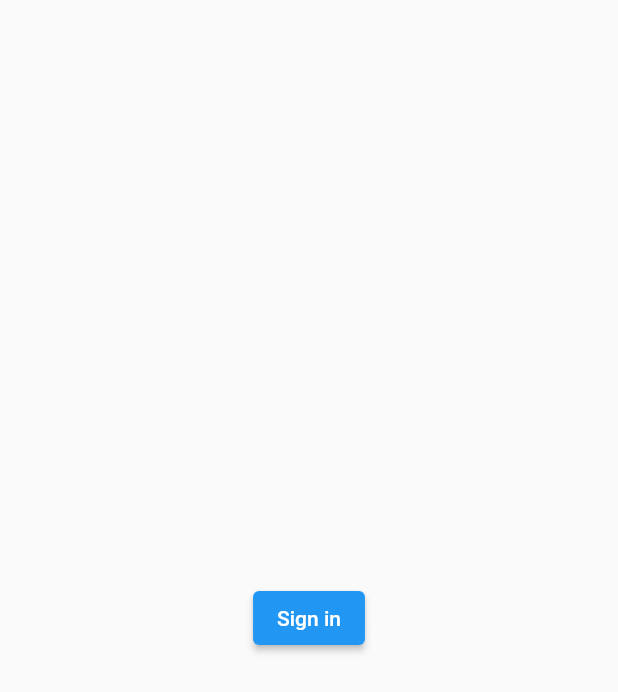
After one commit to ahmad-amhan/weight_application_repository, a Flutter app: the screen it shows after launch, after a tap on "Sign in", after a tap on "Sign Out", on a phone screen of 412 x 824 dp. The commit adds this screen. Shown: the top 692 px of the screen. Run offline on Flutter 3.47's test engine with Material 2 defaults, Android fonts, the phone set to English and light mode, and no system bars; our stand-ins replace cloud_firestore, equatable, firebase_auth, firebase_core, flutter_bloc, get_it; accounts and stored records are empty; network calls fail.

Commit message:
latest version after adding login and signout

```diff
--- /dev/null
+++ b/lib/Auth/data/datasource/auth_remote_datasource.dart
@@ -0,0 +1,27 @@
+import 'package:firebase_auth/firebase_auth.dart';
+import 'package:flutter/foundation.dart';
+
+abstract class BaseAuthRemoteDataSource {
+  Future<void> signIn();
+  Future<void> signOut();
+}
+
+class AuthRemoteDataSource implements BaseAuthRemoteDataSource {
+  @override
+  Future<void> signIn() async {
+    try {
+      await FirebaseAuth.instance.signInAnonymously();
+    } on FirebaseException catch (e) {
+      if (kDebugMode) {
+        print("Faild with error '${e.code} : ${e.message}");
+      }
+    } catch (e) {
+      throw Exception(e.toString());
+    }
+  }
+
+  @override
+  Future<void> signOut() async {
+    await FirebaseAuth.instance.signOut();
+  }
+}
--- /dev/null
+++ b/lib/Auth/data/repository/auth_repository.dart
@@ -0,0 +1,16 @@
+import 'package:weight_tracker/Auth/data/datasource/auth_remote_datasource.dart';
+import 'package:weight_tracker/Auth/domain/repository/base_auth_repository.dart';
+
+class AuthRepository implements BaseAuthRepository {
+  final BaseAuthRemoteDataSource baseAuthRemoteDataSource;
+  AuthRepository(this.baseAuthRemoteDataSource);
+  @override
+  Future<void> signIn() async {
+    await baseAuthRemoteDataSource.signIn();
+  }
+
+  @override
+  Future<void> signOut() async {
+    await baseAuthRemoteDataSource.signOut();
+  }
+}
--- /dev/null
+++ b/lib/Auth/domain/repository/base_auth_repository.dart
@@ -0,0 +1,4 @@
+abstract class BaseAuthRepository {
+  Future<void> signIn();
+  Future<void> signOut();
+}
--- /dev/null
+++ b/lib/Auth/domain/usecases/auth_usecase.dart
@@ -0,0 +1,13 @@
+import 'package:weight_tracker/Auth/domain/repository/base_auth_repository.dart';
+
+class AuthUseCase {
+  final BaseAuthRepository baseAuthRepository;
+  AuthUseCase(this.baseAuthRepository);
+  Future<void> signIn() async {
+    return await (baseAuthRepository.signIn());
+  }
+
+  Future<void> signOut() async {
+    return await (baseAuthRepository.signIn());
+  }
+}
--- /dev/null
+++ b/lib/Auth/presentaion/bloc/auth_bloc.dart
@@ -0,0 +1,28 @@
+import 'package:flutter_bloc/flutter_bloc.dart';
+import 'package:weight_tracker/Auth/domain/usecases/auth_usecase.dart';
+import 'package:weight_tracker/Auth/presentaion/bloc/auth_event.dart';
+import 'package:weight_tracker/Auth/presentaion/bloc/auth_state.dart';
+
+class AuthBloc extends Bloc<AuthEvent, AuthState> {
+  final AuthUseCase authUseCase;
+  AuthBloc(this.authUseCase) : super(InitialState()) {
+    on<SignIn>((event, emit) async {
+      emit(AuthLoading());
+      try {
+        await authUseCase.signIn();
+        emit(Authenticated());
+      } catch (e) {
+        emit(AuthError(e.toString()));
+      }
+    });
+    on<SignOut>((event, emit) async {
+      emit(AuthLoading());
+      try {
+        await authUseCase.signOut();
+        emit(UnAuthenticated());
+      } catch (e) {
+        emit(AuthError(e.toString()));
+      }
+    });
+  }
+}
--- /dev/null
+++ b/lib/Auth/presentaion/bloc/auth_event.dart
@@ -0,0 +1,15 @@
+import 'package:equatable/equatable.dart';
+
+abstract class AuthEvent extends Equatable {
+  const AuthEvent();
+  @override
+  List<Object> get props => [];
+}
+
+class SignIn extends AuthEvent {
+  const SignIn();
+}
+
+class SignOut extends AuthEvent {
+  const SignOut();
+}
--- /dev/null
+++ b/lib/Auth/presentaion/bloc/auth_state.dart
@@ -0,0 +1,33 @@
+import 'package:equatable/equatable.dart';
+import 'package:flutter/material.dart';
+
+@immutable
+abstract class AuthState extends Equatable {}
+
+class InitialState extends AuthState {
+  @override
+  List<Object?> get props => [];
+}
+
+class AuthLoading extends AuthState {
+  @override
+  List<Object?> get props => [];
+}
+
+class Authenticated extends AuthState {
+  @override
+  List<Object?> get props => [];
+}
+
+class UnAuthenticated extends AuthState {
+  @override
+  List<Object?> get props => [];
+}
+
+class AuthError extends AuthState {
+  final String error;
+
+  AuthError(this.error);
+  @override
+  List<Object?> get props => [error];
+}
--- /dev/null
+++ b/lib/Auth/presentaion/pages/sign_in_page.dart
@@ -0,0 +1,21 @@
+import 'package:flutter/material.dart';
+import 'package:flutter_bloc/flutter_bloc.dart';
+import 'package:weight_tracker/Auth/presentaion/bloc/auth_bloc.dart';
+import 'package:weight_tracker/Auth/presentaion/bloc/auth_event.dart';
+
+class SignInPage extends StatelessWidget {
+  const SignInPage({super.key});
+
+  @override
+  Widget build(BuildContext context) {
+    return Scaffold(
+      body: Center(
+          child: ElevatedButton(
+        onPressed: () {
+          BlocProvider.of<AuthBloc>(context).add(const SignIn());
+        },
+        child: const Text('Sign in'),
+      )),
+    );
+  }
+}
--- a/lib/core/services/services_locator.dart
+++ b/lib/core/services/services_locator.dart
@@ -1,8 +1,13 @@
 import 'package:get_it/get_it.dart';
+import 'package:weight_tracker/Auth/data/datasource/auth_remote_datasource.dart';
+import 'package:weight_tracker/Auth/data/repository/auth_repository.dart';
+import 'package:weight_tracker/Auth/domain/repository/base_auth_repository.dart';
+import 'package:weight_tracker/Auth/domain/usecases/auth_usecase.dart';
+import 'package:weight_tracker/Auth/presentaion/bloc/auth_bloc.dart';
 import 'package:weight_tracker/weights/data/datasource/remote_data_source.dart';
 import 'package:weight_tracker/weights/data/repository/weight_repository.dart';
 import 'package:weight_tracker/weights/domain/repository/base_weights_repository.dart';
-import 'package:weight_tracker/weights/domain/usecases/get_weights_usecase.dart';
+import 'package:weight_tracker/weights/domain/usecases/weights_usecase.dart';
 import 'package:weight_tracker/weights/presentation/blocs/weights_bloc/weights_bloc.dart';
 
 final servicesLocator = GetIt.instance;
@@ -12,13 +17,19 @@ class ServicesLocator {
     //Data Source
     servicesLocator
         .registerLazySingleton<BaseRemoteDataSource>(() => RemoteDataSource());
+    servicesLocator.registerLazySingleton<BaseAuthRemoteDataSource>(
+        () => AuthRemoteDataSource());
     //Repository
     servicesLocator.registerLazySingleton<BaseWeightsRepository>(
         () => WeightsRepository(servicesLocator()));
+    servicesLocator.registerLazySingleton<BaseAuthRepository>(
+        () => AuthRepository(servicesLocator()));
     //Use Cases
     servicesLocator
-        .registerLazySingleton(() => GetWeightsUseCase(servicesLocator()));
+        .registerLazySingleton(() => WeightsUseCase(servicesLocator()));
+    servicesLocator.registerLazySingleton(() => AuthUseCase(servicesLocator()));
     //Bloc
     servicesLocator.registerFactory(() => WeightsBloc(servicesLocator()));
+    servicesLocator.registerFactory(() => AuthBloc(servicesLocator()));
   }
 }
--- a/lib/main.dart
+++ b/lib/main.dart
@@ -1,6 +1,8 @@
 import 'package:flutter/material.dart';
 import 'package:firebase_core/firebase_core.dart';
 import 'package:flutter_bloc/flutter_bloc.dart';
+import 'package:weight_tracker/Auth/presentaion/bloc/auth_bloc.dart';
+import 'package:weight_tracker/Auth/presentaion/bloc/auth_state.dart';
 import 'package:weight_tracker/core/services/services_locator.dart';
 import 'package:weight_tracker/firebase_options.dart';
 import 'package:weight_tracker/weights/data/repository/weight_repository.dart';
@@ -27,9 +29,11 @@ class MyApp extends StatelessWidget {
         primarySwatch: Colors.blue,
       ),
       home: RepositoryProvider(
-        create: (context) => WeightsRepository(servicesLocator()),
-        child: const Home(),
-      ),
+          create: (context) => WeightsRepository(servicesLocator()),
+          child: BlocProvider(
+            create: (context) => AuthBloc(servicesLocator()),
+            child: const Home(),
+          )),
     );
   }
 }
--- a/lib/weights/domain/usecases/get_weights_usecase.dart
+++ b/lib/weights/domain/usecases/weights_usecase.dart
@@ -1,9 +1,9 @@
 import 'package:weight_tracker/weights/domain/entities/weight.dart';
 import 'package:weight_tracker/weights/domain/repository/base_weights_repository.dart';
 
-class GetWeightsUseCase {
+class WeightsUseCase {
   final BaseWeightsRepository baseWeightsRepository;
-  GetWeightsUseCase(this.baseWeightsRepository);
+  WeightsUseCase(this.baseWeightsRepository);
   Future<List<Weight>> get() async {
     return await (baseWeightsRepository.getWeights());
   }
--- a/lib/weights/presentation/blocs/weights_bloc/weights_bloc.dart
+++ b/lib/weights/presentation/blocs/weights_bloc/weights_bloc.dart
@@ -1,15 +1,15 @@
 import 'package:flutter_bloc/flutter_bloc.dart';
-import 'package:weight_tracker/weights/domain/usecases/get_weights_usecase.dart';
+import 'package:weight_tracker/weights/domain/usecases/weights_usecase.dart';
 import 'package:weight_tracker/weights/presentation/blocs/weights_bloc/weights_event.dart';
 import 'package:weight_tracker/weights/presentation/blocs/weights_bloc/weights_state.dart';
 
 class WeightsBloc extends Bloc<WeightsEvent, WeightsState> {
-  final GetWeightsUseCase getWeightsUseCase;
-  WeightsBloc(this.getWeightsUseCase) : super(InitialState()) {
+  final WeightsUseCase weightsUseCase;
+  WeightsBloc(this.weightsUseCase) : super(InitialState()) {
     on<GetWeightsEvent>((event, emit) async {
       emit(WeightsLoading());
       try {
-        final result = await getWeightsUseCase.get();
+        final result = await weightsUseCase.get();
         emit(WeightsLoaded(result));
       } catch (e) {
         emit(WeightError(e.toString()));
@@ -18,7 +18,7 @@ class WeightsBloc extends Bloc<WeightsEvent, WeightsState> {
     on<CreateEvent>((event, emit) async {
       emit(WeightAdding());
       try {
-        await getWeightsUseCase.create(note: event.note, weight: event.weight);
+        await weightsUseCase.create(note: event.note, weight: event.weight);
         emit(WeightAdded());
       } catch (e) {
         emit(WeightError(e.toString()));
@@ -27,7 +27,7 @@ class WeightsBloc extends Bloc<WeightsEvent, WeightsState> {
     on<DeleteWeightEvent>((event, emit) async {
       emit(WeightDeleting());
       try {
-        await getWeightsUseCase.delete(id: event.id);
+        await weightsUseCase.delete(id: event.id);
         emit(WeightDeleted());
       } catch (e) {
         emit(WeightError(e.toString()));
@@ -36,7 +36,7 @@ class WeightsBloc extends Bloc<WeightsEvent, WeightsState> {
     on<UpdateWeightEvent>((event, emit) async {
       emit(WeightUpdating());
       try {
-        await getWeightsUseCase.update(
+        await weightsUseCase.update(
             id: event.id, note: event.note, weight: event.weight);
         emit(WeightUpdated());
       } catch (e) {
--- a/lib/weights/presentation/pages/home_page.dart
+++ b/lib/weights/presentation/pages/home_page.dart
@@ -1,5 +1,8 @@
 import 'package:flutter/material.dart';
 import 'package:flutter_bloc/flutter_bloc.dart';
+import 'package:weight_tracker/Auth/presentaion/bloc/auth_bloc.dart';
+import 'package:weight_tracker/Auth/presentaion/bloc/auth_state.dart';
+import 'package:weight_tracker/Auth/presentaion/pages/sign_in_page.dart';
 import 'package:weight_tracker/core/services/services_locator.dart';
 import 'package:weight_tracker/weights/presentation/blocs/weights_bloc/weights_bloc.dart';
 import 'package:weight_tracker/weights/presentation/blocs/weights_bloc/weights_event.dart';
@@ -15,7 +18,10 @@ class Home extends StatelessWidget {
         create: (BuildContext context) =>
             servicesLocator<WeightsBloc>()..add(const GetWeightsEvent()),
         child: Scaffold(
-          body: BlocListener<WeightsBloc, WeightsState>(
+          body: BlocBuilder<AuthBloc, AuthState>(
+            builder: (context, state) {
+              if (state is Authenticated) {
+                return BlocListener<WeightsBloc, WeightsState>(
                     listener: (context, state) {
                   if (state is WeightAdded) {
                     ScaffoldMessenger.of(context).showSnackBar(const SnackBar(
@@ -54,7 +60,12 @@ class Home extends StatelessWidget {
                     }
                     return const WeightsPage();
                   },
-          )),
+                ));
+              } else {
+                return const SignInPage();
+              }
+            },
+          ),
         ));
   }
 }
--- a/lib/weights/presentation/pages/weights_page.dart
+++ b/lib/weights/presentation/pages/weights_page.dart
@@ -1,5 +1,7 @@
 import 'package:flutter/material.dart';
 import 'package:flutter_bloc/flutter_bloc.dart';
+import 'package:weight_tracker/Auth/presentaion/bloc/auth_bloc.dart';
+import 'package:weight_tracker/Auth/presentaion/bloc/auth_event.dart';
 import 'package:weight_tracker/weights/domain/entities/weight.dart';
 import 'package:weight_tracker/weights/presentation/blocs/weights_bloc/weights_bloc.dart';
 import 'package:weight_tracker/weights/presentation/blocs/weights_bloc/weights_event.dart';
@@ -27,6 +29,13 @@ class _WeightsPageState extends State<WeightsPage> {
   Widget build(BuildContext context) {
     return Scaffold(
         appBar: AppBar(
+          actions: [
+            ElevatedButton(
+                onPressed: () {
+                  BlocProvider.of<AuthBloc>(context).add(const SignOut());
+                },
+                child: const Text('Sign Out'))
+          ],
           title: const Center(child: Text('Weights App')),
         ),
         body: BlocBuilder<WeightsBloc, WeightsState>(
```
Lines whose indentation alone changed are shown as unchanged.
